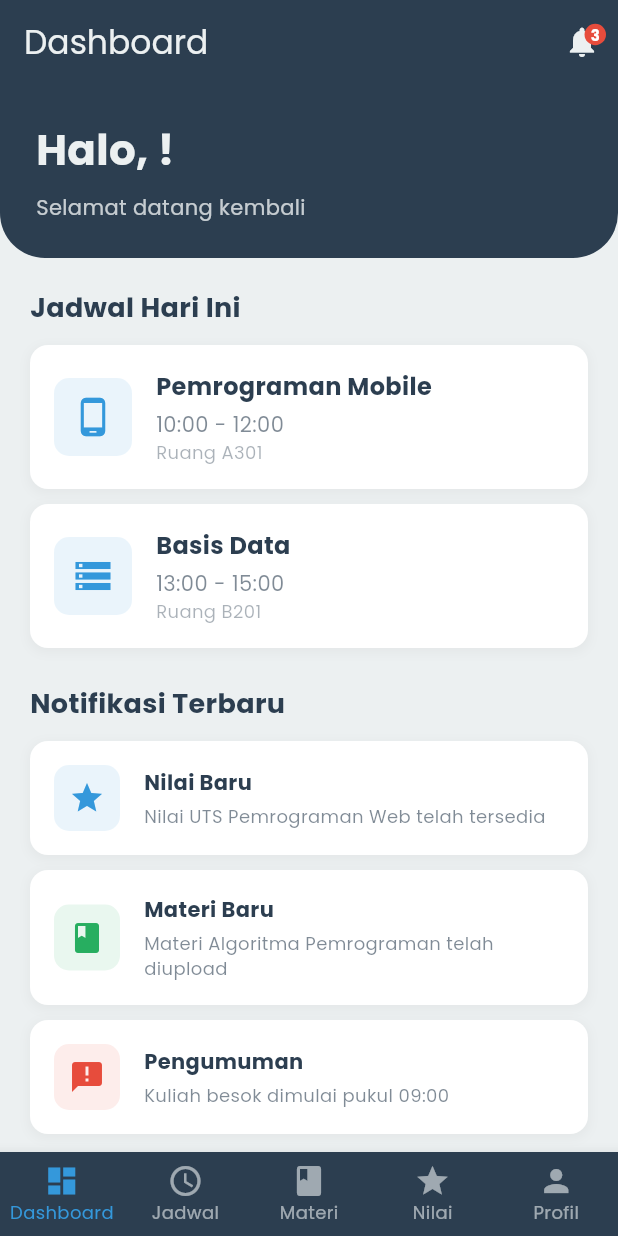
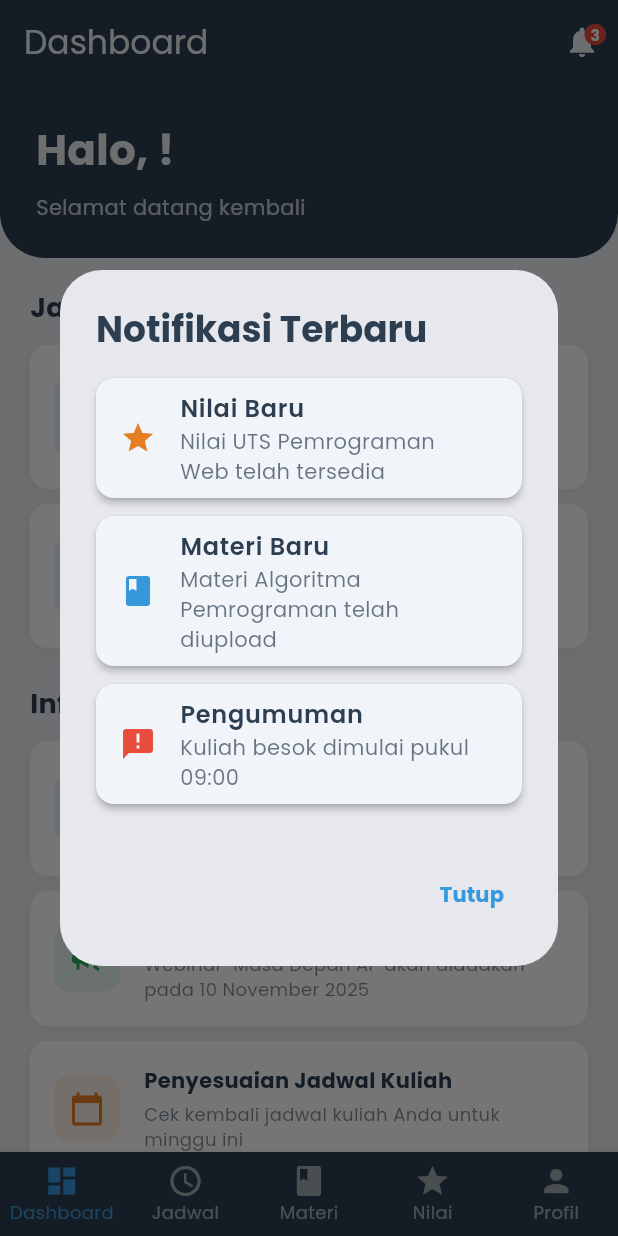
Before and after one commit to Ndii21/project_lms, a Flutter app: the screen it shows after launch, after a tap on "Login", after a tap on the "notifications" icon, on a phone screen of 412 x 824 dp. Run offline on Flutter 3.47's test engine with Material 3 defaults, Android fonts, the phone set to English and light mode, and no system bars; our stand-ins replace google_fonts.

Commit message:
notif-info

```diff
--- a/lib/screens/dashboard_page.dart
+++ b/lib/screens/dashboard_page.dart
@@ -1,4 +1,5 @@
 import 'package:flutter/material.dart';
+import 'notification_popup.dart'; // Import file baru
 
 class DashboardPage extends StatelessWidget {
   final String userName;
@@ -9,6 +10,50 @@ class DashboardPage extends StatelessWidget {
     required this.userName,
     required this.onQuickAccessTap,
   }) : super(key: key);
+
+  // Data dummy untuk informasi terkini
+  final List<Map<String, dynamic>> _currentInfo = const [
+    {
+      'title': 'Pembayaran UKT Semester Genap',
+      'message': 'Batas akhir pembayaran UKT pada 20 Januari 2026',
+      'icon': Icons.payment,
+      'color': Color(0xFF3498DB),
+    },
+    {
+      'title': 'Acara Webinar Nasional',
+      'message': 'Webinar "Masa Depan AI" akan diadakan pada 10 November 2025',
+      'icon': Icons.campaign,
+      'color': Color(0xFF27AE60),
+    },
+    {
+      'title': 'Penyesuaian Jadwal Kuliah',
+      'message': 'Cek kembali jadwal kuliah Anda untuk minggu ini',
+      'icon': Icons.calendar_today,
+      'color': Color(0xFFE67E22),
+    },
+  ];
+
+  // Data dummy untuk notifikasi
+  final List<Map<String, dynamic>> _notifications = const [
+    {
+      'title': 'Nilai Baru',
+      'message': 'Nilai UTS Pemrograman Web telah tersedia',
+      'icon': Icons.grade,
+      'color': Color(0xFFE67E22),
+    },
+    {
+      'title': 'Materi Baru',
+      'message': 'Materi Algoritma Pemrograman telah diupload',
+      'icon': Icons.book,
+      'color': Color(0xFF3498DB),
+    },
+    {
+      'title': 'Pengumuman',
+      'message': 'Kuliah besok dimulai pukul 09:00',
+      'icon': Icons.announcement,
+      'color': Color(0xFFE74C3C),
+    },
+  ];
 
   @override
   Widget build(BuildContext context) {
@@ -27,7 +72,15 @@ class DashboardPage extends StatelessWidget {
             children: [
               IconButton(
                 icon: const Icon(Icons.notifications, color: Color(0xFFECF0F1)),
-                onPressed: () {},
+                onPressed: () {
+                  // Menampilkan pop-up notifikasi saat ikon diklik
+                  showDialog(
+                    context: context,
+                    builder: (BuildContext context) {
+                      return NotificationPopup(notifications: _notifications);
+                    },
+                  );
+                },
               ),
               Positioned(
                 right: 8,
@@ -38,9 +91,9 @@ class DashboardPage extends StatelessWidget {
                     color: Color(0xFFE74C3C),
                     shape: BoxShape.circle,
                   ),
-                  child: const Text(
-                    '3',
-                    style: TextStyle(
+                  child: Text(
+                    '${_notifications.length}',
+                    style: const TextStyle(
                       color: Colors.white,
                       fontSize: 10,
                       fontWeight: FontWeight.bold,
@@ -121,9 +174,9 @@ class DashboardPage extends StatelessWidget {
                   ),
                   const SizedBox(height: 24),
 
-                  // Notifikasi terbaru
+                  // Informasi Terkini
                   const Text(
-                    'Notifikasi Terbaru',
+                    'Informasi Terkini',
                     style: TextStyle(
                       fontSize: 18,
                       fontWeight: FontWeight.bold,
@@ -131,82 +184,12 @@ class DashboardPage extends StatelessWidget {
                     ),
                   ),
                   const SizedBox(height: 12),
-                  _buildNotificationCard(
-                    'Nilai Baru',
-                    'Nilai UTS Pemrograman Web telah tersedia',
-                    Icons.grade,
-                    const Color(0xFF3498DB),
-                  ),
-                  const SizedBox(height: 10),
-                  _buildNotificationCard(
-                    'Materi Baru',
-                    'Materi Algoritma Pemrograman telah diupload',
-                    Icons.book,
-                    const Color(0xFF27AE60),
-                  ),
-                  const SizedBox(height: 10),
-                  _buildNotificationCard(
-                    'Pengumuman',
-                    'Kuliah besok dimulai pukul 09:00',
-                    Icons.announcement,
-                    const Color(0xFFE74C3C),
-                  ),
-                  const SizedBox(height: 24),
-
-                  // Quick Access
-                  const Text(
-                    'Akses Cepat',
-                    style: TextStyle(
-                      fontSize: 18,
-                      fontWeight: FontWeight.bold,
-                      color: Color(0xFF2C3E50),
-                    ),
-                  ),
-                  const SizedBox(height: 12),
-                  Row(
-                    mainAxisAlignment: MainAxisAlignment.spaceAround,
-                    children: [
-                      // Tombol Jadwal
-                      GestureDetector(
-                        onTap: () =>
-                            onQuickAccessTap(1), // Index 1 untuk Jadwal
-                        child: _buildQuickAccessButton(
-                          'Jadwal',
-                          Icons.schedule,
-                          const Color(0xFF3498DB),
-                        ),
-                      ),
-                      // Tombol Materi
-                      GestureDetector(
-                        onTap: () =>
-                            onQuickAccessTap(2), // Index 2 untuk Materi
-                        child: _buildQuickAccessButton(
-                          'Materi',
-                          Icons.book,
-                          const Color(0xFF27AE60),
-                        ),
-                      ),
-                      // Tombol Nilai
-                      GestureDetector(
-                        onTap: () => onQuickAccessTap(3), // Index 3 untuk Nilai
-                        child: _buildQuickAccessButton(
-                          'Nilai',
-                          Icons.grade,
-                          const Color(0xFFE67E22),
-                        ),
-                      ),
-                      // Tombol Profil
-                      GestureDetector(
-                        onTap: () =>
-                            onQuickAccessTap(4), // Index 4 untuk Profil
-                        child: _buildQuickAccessButton(
-                          'Profil',
-                          Icons.person,
-                          const Color(0xFF9B59B6),
-                        ),
-                      ),
-                    ],
-                  ),
+                  ..._currentInfo.map((info) => _buildInfoCard(
+                    info['title'],
+                    info['message'],
+                    info['icon'],
+                    info['color'],
+                  )),
                 ],
               ),
             ),
@@ -279,11 +262,12 @@ class DashboardPage extends StatelessWidget {
     );
   }
 
-  // Widget untuk kartu notifikasi
-  Widget _buildNotificationCard(
+  // Widget baru untuk kartu informasi terkini
+  Widget _buildInfoCard(
       String title, String message, IconData icon, Color color) {
     return Container(
       padding: const EdgeInsets.all(16),
+      margin: const EdgeInsets.only(bottom: 10),
       decoration: BoxDecoration(
         color: Colors.white,
         borderRadius: BorderRadius.circular(12),
@@ -334,29 +318,4 @@ class DashboardPage extends StatelessWidget {
       ),
     );
   }
-
-  // Widget untuk tombol akses cepat
-  Widget _buildQuickAccessButton(String label, IconData icon, Color color) {
-    return Column(
-      children: [
-        Container(
-          width: 60,
-          height: 60,
-          decoration: BoxDecoration(
-            color: color.withOpacity(0.1),
-            borderRadius: BorderRadius.circular(15),
-          ),
-          child: Icon(icon, color: color, size: 30),
-        ),
-        const SizedBox(height: 8),
-        Text(
-          label,
-          style: const TextStyle(
-            fontSize: 12,
-            color: Color(0xFF2C3E50),
-          ),
-        ),
-      ],
-    );
-  }
 }
--- /dev/null
+++ b/lib/screens/notification_popup.dart
@@ -0,0 +1,67 @@
+import 'package:flutter/material.dart';
+
+class NotificationPopup extends StatelessWidget {
+  final List<Map<String, dynamic>> notifications;
+
+  const NotificationPopup({
+    Key? key,
+    required this.notifications,
+  }) : super(key: key);
+
+  @override
+  Widget build(BuildContext context) {
+    return AlertDialog(
+      title: const Text(
+        'Notifikasi Terbaru',
+        style: TextStyle(
+          fontWeight: FontWeight.bold,
+          color: Color(0xFF2C3E50),
+        ),
+      ),
+      content: SingleChildScrollView(
+        child: Column(
+          mainAxisSize: MainAxisSize.min,
+          children: notifications.map((notification) {
+            return Card(
+              margin: const EdgeInsets.only(bottom: 12),
+              elevation: 2,
+              child: ListTile(
+                leading: Icon(
+                  notification['icon'],
+                  color: notification['color'],
+                ),
+                title: Text(
+                  notification['title'],
+                  style: const TextStyle(
+                    fontWeight: FontWeight.w600,
+                    color: Color(0xFF2C3E50),
+                  ),
+                ),
+                subtitle: Text(
+                  notification['message'],
+                  style: TextStyle(
+                    color: const Color(0xFF2C3E50).withOpacity(0.7),
+                  ),
+                ),
+              ),
+            );
+          }).toList(),
+        ),
+      ),
+      actions: [
+        TextButton(
+          onPressed: () {
+            Navigator.of(context).pop();
+          },
+          child: const Text(
+            'Tutup',
+            style: TextStyle(
+              color: Color(0xFF3498DB),
+              fontWeight: FontWeight.bold,
+            ),
+          ),
+        ),
+      ],
+    );
+  }
+}
```
